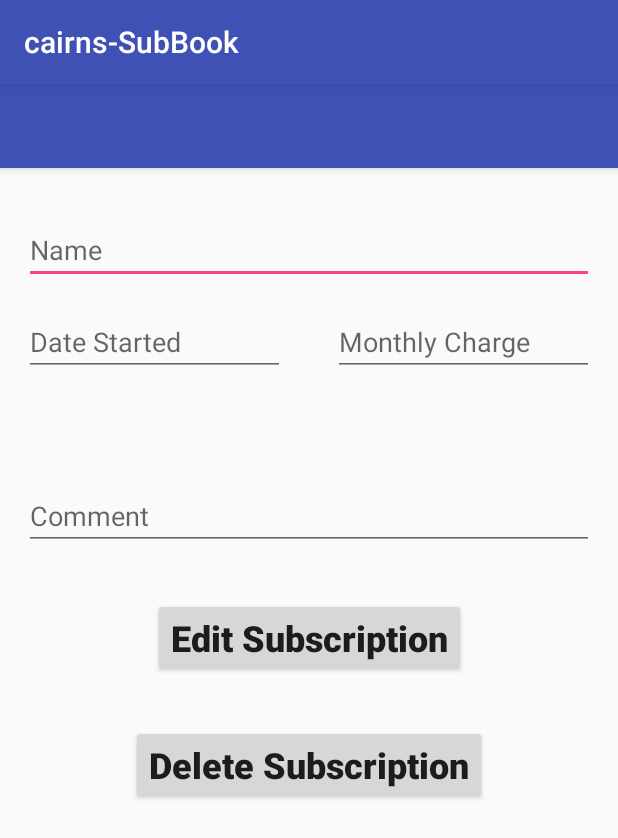
After one commit to cairnsdan/CAIRNS-SubBook, an Android app: the EditSubActivity screen opened directly, with no data from a screen before it, on a phone screen of 412 x 824 dp. The commit adds this screen. Shown: the top 838 px of the screen. Run offline under Robolectric (Android 15) with nearby library versions, the light colour scheme and no system bars.

Commit message:
Added EditSub Activity Template

```diff
--- a/app/src/main/AndroidManifest.xml
+++ b/app/src/main/AndroidManifest.xml
@@ -28,6 +28,7 @@
                 android:name="android.support.PARENT_ACTIVITY"
                 android:value="com.example.footlongsubs.MainActivity" />
         </activity>
+        <activity android:name=".EditSubActivity"></activity>
     </application>
 
 </manifest>
--- a/app/src/main/java/com/example/footlongsubs/AddSubActivity.java
+++ b/app/src/main/java/com/example/footlongsubs/AddSubActivity.java
@@ -2,10 +2,7 @@ package com.example.footlongsubs;
 
 import android.content.Intent;
 import android.os.Bundle;
-import android.support.design.widget.FloatingActionButton;
-import android.support.design.widget.Snackbar;
 import android.support.v7.app.AppCompatActivity;
-import android.support.v7.widget.Toolbar;
 import android.view.View;
 import android.widget.Button;
 import android.widget.EditText;
@@ -23,10 +20,6 @@ public class AddSubActivity extends AppCompatActivity {
     protected void onCreate(Bundle savedInstanceState) {
         super.onCreate(savedInstanceState);
         setContentView(R.layout.activity_add_sub);
-        Toolbar toolbar = (Toolbar) findViewById(R.id.toolbar);
-        setSupportActionBar(toolbar);
-
-        getSupportActionBar().setDisplayHomeAsUpEnabled(true);
 
         // Read user input
         final EditText nameInput = (EditText) findViewById(R.id.nameField);
@@ -34,7 +27,7 @@ public class AddSubActivity extends AppCompatActivity {
         final EditText chargeInput = (EditText) findViewById(R.id.chargeField);
         final EditText commentInput = (EditText) findViewById(R.id.commentField);
 
-        Button addSubButton = (Button) findViewById(R.id.addSubButton);
+        Button addSubButton = (Button) findViewById(R.id.editSubButton);
         addSubButton.setOnClickListener(new View.OnClickListener() {
             @Override
             public void onClick(View view) {
--- /dev/null
+++ b/app/src/main/java/com/example/footlongsubs/EditSubActivity.java
@@ -0,0 +1,13 @@
+package com.example.footlongsubs;
+
+import android.support.v7.app.AppCompatActivity;
+import android.os.Bundle;
+
+public class EditSubActivity extends AppCompatActivity {
+
+    @Override
+    protected void onCreate(Bundle savedInstanceState) {
+        super.onCreate(savedInstanceState);
+        setContentView(R.layout.activity_edit_sub);
+    }
+}
--- a/app/src/main/java/com/example/footlongsubs/MainActivity.java
+++ b/app/src/main/java/com/example/footlongsubs/MainActivity.java
@@ -11,6 +11,7 @@ import android.util.Log;
 import android.view.View;
 import android.view.Menu;
 import android.view.MenuItem;
+import android.widget.AdapterView;
 import android.widget.ListView;
 import android.widget.TextView;
 
@@ -59,8 +60,14 @@ public class MainActivity extends AppCompatActivity {
         super.onCreate(savedInstanceState);
         setContentView(R.layout.activity_main);
 
-        // W.I.P list display
-        //displayList = (ListView) findViewById(R.id.displayList);
+        // Setup list display
+        displayList = (ListView) findViewById(R.id.displayList);
+        displayList.setOnItemClickListener(new AdapterView.OnItemClickListener() {
+            @Override
+            public void onItemClick(AdapterView<?> adapterView, View view, int i, long l) {
+
+            }
+        });
 
         // Floating action button allows for addition of new subscription.
         // Still working on finding a more appropriate icon.
--- /dev/null
+++ b/app/src/main/res/layout/activity_edit_sub.xml
@@ -0,0 +1,25 @@
+<?xml version="1.0" encoding="utf-8"?>
+<android.support.design.widget.CoordinatorLayout xmlns:android="http://schemas.android.com/apk/res/android"
+    xmlns:app="http://schemas.android.com/apk/res-auto"
+    xmlns:tools="http://schemas.android.com/tools"
+    android:layout_width="match_parent"
+    android:layout_height="match_parent"
+    tools:context="com.example.footlongsubs.EditSubActivity">
+
+    <android.support.design.widget.AppBarLayout
+        android:layout_width="match_parent"
+        android:layout_height="wrap_content"
+        android:theme="@style/AppTheme.AppBarOverlay">
+
+        <android.support.v7.widget.Toolbar
+            android:id="@+id/toolbar"
+            android:layout_width="match_parent"
+            android:layout_height="?attr/actionBarSize"
+            android:background="?attr/colorPrimary"
+            app:popupTheme="@style/AppTheme.PopupOverlay" />
+
+    </android.support.design.widget.AppBarLayout>
+
+    <include layout="@layout/content_edit_sub" />
+
+</android.support.design.widget.CoordinatorLayout>
--- a/app/src/main/res/layout/content_add_sub.xml
+++ b/app/src/main/res/layout/content_add_sub.xml
@@ -71,7 +71,7 @@
         app:layout_constraintTop_toBottomOf="@+id/dateField" />
 
     <Button
-        android:id="@+id/addSubButton"
+        android:id="@+id/editSubButton"
         android:layout_width="wrap_content"
         android:layout_height="wrap_content"
         android:layout_marginEnd="16dp"
--- /dev/null
+++ b/app/src/main/res/layout/content_edit_sub.xml
@@ -0,0 +1,103 @@
+<?xml version="1.0" encoding="utf-8"?>
+<android.support.constraint.ConstraintLayout xmlns:android="http://schemas.android.com/apk/res/android"
+    xmlns:app="http://schemas.android.com/apk/res-auto"
+    xmlns:tools="http://schemas.android.com/tools"
+    android:layout_width="match_parent"
+    android:layout_height="match_parent"
+    app:layout_behavior="@string/appbar_scrolling_view_behavior"
+    tools:context="com.example.footlongsubs.EditSubActivity"
+    tools:layout_editor_absoluteY="81dp"
+    tools:showIn="@layout/activity_edit_sub">
+
+    <EditText
+        android:id="@+id/nameField_e"
+        android:layout_width="0dp"
+        android:layout_height="45dp"
+        android:layout_marginEnd="16dp"
+        android:layout_marginStart="16dp"
+        android:layout_marginTop="32dp"
+        android:ems="10"
+        android:hint="@string/name"
+        android:inputType="text"
+        app:layout_constraintEnd_toEndOf="parent"
+        app:layout_constraintStart_toStartOf="parent"
+        app:layout_constraintTop_toTopOf="parent" />
+
+    <EditText
+        android:id="@+id/chargeField_e"
+        android:layout_width="0dp"
+        android:layout_height="wrap_content"
+        android:layout_marginEnd="16dp"
+        android:layout_marginRight="16dp"
+        android:layout_marginStart="16dp"
+        android:layout_marginTop="16dp"
+        android:ems="10"
+        android:hint="@string/mthly_charge"
+        android:inputType="text"
+        app:layout_constraintEnd_toEndOf="parent"
+        app:layout_constraintRight_toRightOf="parent"
+        app:layout_constraintStart_toEndOf="@+id/dateField_e"
+        app:layout_constraintTop_toBottomOf="@+id/nameField_e" />
+
+    <EditText
+        android:id="@+id/dateField_e"
+        android:layout_width="0dp"
+        android:layout_height="wrap_content"
+        android:layout_marginEnd="16dp"
+        android:layout_marginLeft="16dp"
+        android:layout_marginStart="16dp"
+        android:layout_marginTop="16dp"
+        android:ems="10"
+        android:hint="@string/date"
+        android:inputType="textPersonName"
+        app:layout_constraintEnd_toStartOf="@+id/chargeField_e"
+        app:layout_constraintLeft_toLeftOf="parent"
+        app:layout_constraintStart_toStartOf="parent"
+        app:layout_constraintTop_toBottomOf="@+id/nameField_e" />
+
+    <EditText
+        android:id="@+id/commentField_e"
+        android:layout_width="0dp"
+        android:layout_height="100dp"
+        android:layout_marginEnd="16dp"
+        android:layout_marginStart="16dp"
+        android:layout_marginTop="16dp"
+        android:ems="10"
+        android:hint="@string/comment"
+        android:inputType="textMultiLine"
+        android:gravity="bottom"
+        app:layout_constraintEnd_toEndOf="parent"
+        app:layout_constraintStart_toStartOf="parent"
+        app:layout_constraintTop_toBottomOf="@+id/dateField_e" />
+
+    <Button
+        android:id="@+id/editSubButton"
+        android:layout_width="wrap_content"
+        android:layout_height="wrap_content"
+        android:layout_marginEnd="16dp"
+        android:layout_marginStart="16dp"
+        android:layout_marginTop="32dp"
+        android:text="@string/edit_sub"
+        android:textAllCaps="false"
+        android:textSize="24sp"
+        android:textStyle="bold"
+        app:layout_constraintEnd_toEndOf="parent"
+        app:layout_constraintStart_toStartOf="parent"
+        app:layout_constraintTop_toBottomOf="@+id/commentField_e" />
+
+    <Button
+        android:id="@+id/deleteSubButton"
+        android:layout_width="wrap_content"
+        android:layout_height="wrap_content"
+        android:layout_marginTop="32dp"
+        android:text="@string/delete_sub"
+        android:textAllCaps="false"
+        android:textSize="24sp"
+        android:textStyle="bold"
+        app:layout_constraintEnd_toEndOf="parent"
+        app:layout_constraintLeft_toLeftOf="parent"
+        app:layout_constraintRight_toRightOf="parent"
+        app:layout_constraintStart_toStartOf="parent"
+        app:layout_constraintTop_toBottomOf="@+id/editSubButton" />
+
+</android.support.constraint.ConstraintLayout>
--- a/app/src/main/res/layout/content_main.xml
+++ b/app/src/main/res/layout/content_main.xml
@@ -28,7 +28,7 @@
         android:layout_marginBottom="16dp"
         android:layout_marginEnd="16dp"
         android:layout_marginStart="16dp"
-        android:textSize="24sp"
+        android:textSize="18sp"
         app:layout_constraintBottom_toBottomOf="parent"
         app:layout_constraintEnd_toEndOf="parent"
         app:layout_constraintStart_toStartOf="parent" />
--- a/app/src/main/res/values/strings.xml
+++ b/app/src/main/res/values/strings.xml
@@ -2,10 +2,13 @@
     <string name="app_name">cairns-SubBook</string>
     <string name="action_settings">Settings</string>
     <string name="title_activity_add_sub">Add Subscription</string>
+    <string name="title_activity_edit_sub">Edit Subscription</string>
     <string name="name">Name</string>
     <string name="date">Date Started</string>
     <string name="comment">Comment</string>
     <string name="mthly_charge">Monthly Charge</string>
     <string name="add_sub">Add Subscription</string>
+    <string name="edit_sub">Edit Subscription</string>
+    <string name="delete_sub">Delete Subscription</string>
     <string name="my_subs">My Subscriptions</string>
 </resources>
```
Also changed, not shown: 482 other files.
